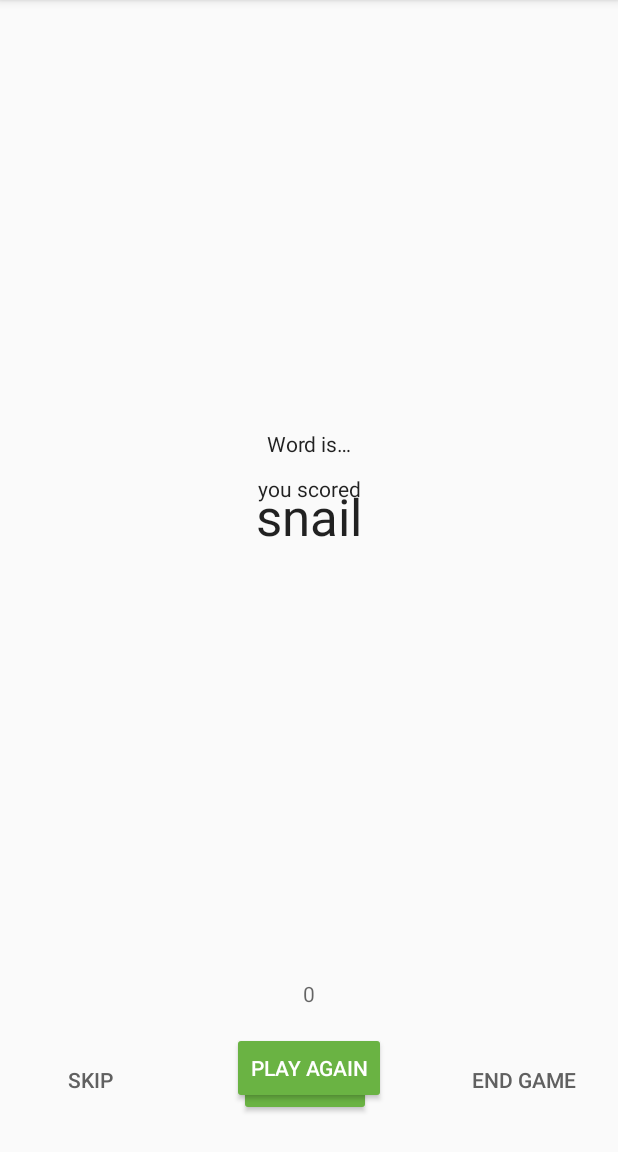
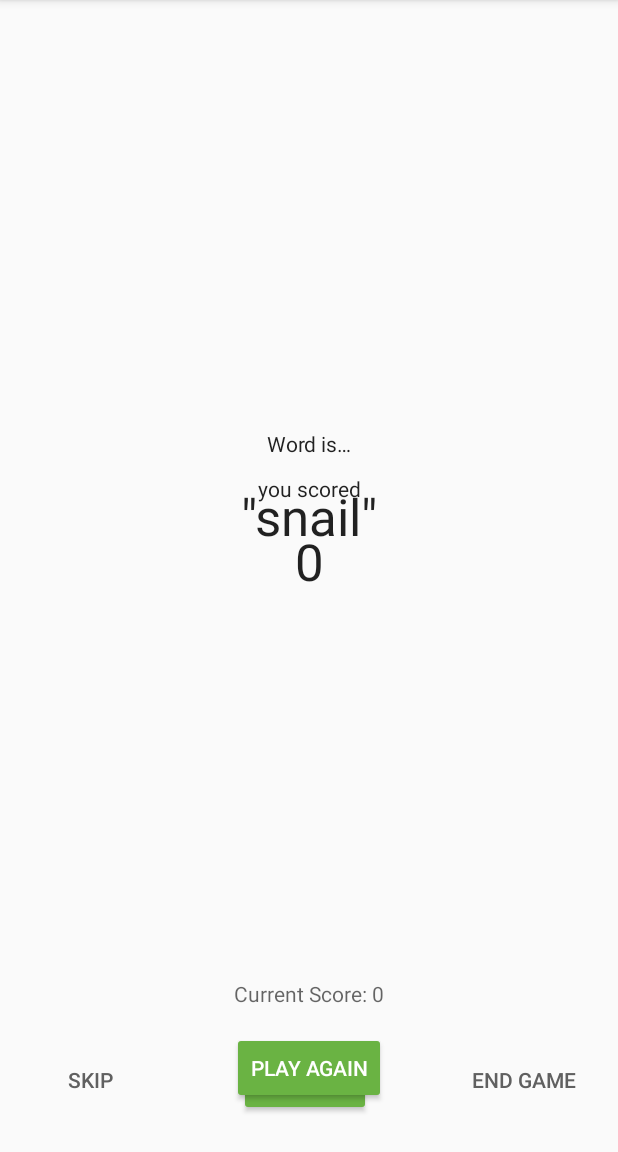
Before and after one commit to KrystofMacek/GuessTheWord, an Android app: the fragment ScoreFragment placed in its activity, on a phone screen of 412 x 824 dp, the part 84-1236 px from its top. Run offline under Robolectric (Android 15) with nearby library versions, the phone set to English and light mode, and no system bars; our stand-ins replace data binding; 5 statements that could not run were skipped.

Commit message:
Added ViewModel and LiveData data binding using <data> in xml to display in UI Added Timer and Transformation for LiveData

```diff
--- a/app/src/main/java/com/krystofmacek/guesstheword/screens/game/GameFragment.kt
+++ b/app/src/main/java/com/krystofmacek/guesstheword/screens/game/GameFragment.kt
@@ -39,36 +39,27 @@ class GameFragment : Fragment() {
         viewModel = ViewModelProvider(this).get(GameViewModel::class.java)
 
         // Attach Observers to LiveData
+        /*
             viewModel.score.observe(viewLifecycleOwner, Observer { newScore ->
                 binding.scoreText.text = newScore.toString()
             })
             viewModel.word.observe(viewLifecycleOwner, Observer { newWord ->
                 binding.wordText.text = newWord
-        })
+            })*/
             viewModel.eventGameFinished.observe(viewLifecycleOwner, Observer { hasFinished ->
                 if(hasFinished)     gameFinished()
             })
 
-        // Setup click Listeners
-        binding.correctButton.setOnClickListener { onCorrect() }
-        binding.skipButton.setOnClickListener { onSkip() }
-        binding.endGameButton.setOnClickListener { onEndGame() }
+
+
+        //data binding viewModel
+        binding.gameViewModel = viewModel
+        //LiveData data binding / Replacing the Attached Observers
+        binding.lifecycleOwner = viewLifecycleOwner
+
 
         Log.i("GameFragment", "GameFragment Created")
         return binding.root
-
-    }
-
-    private fun onSkip() {
-        viewModel.onSkip()
-    }
-
-    private fun onCorrect() {
-        viewModel.onCorrect()
-    }
-
-    private fun onEndGame() {
-        gameFinished()
     }
 
     private fun gameFinished() {
--- a/app/src/main/java/com/krystofmacek/guesstheword/screens/game/GameViewModel.kt
+++ b/app/src/main/java/com/krystofmacek/guesstheword/screens/game/GameViewModel.kt
@@ -1,11 +1,25 @@
 package com.krystofmacek.guesstheword.screens.game
 
+import android.os.CountDownTimer
+import android.text.format.DateUtils
 import android.util.Log
 import androidx.lifecycle.LiveData
 import androidx.lifecycle.MutableLiveData
+import androidx.lifecycle.Transformations
 import androidx.lifecycle.ViewModel
 
 class GameViewModel: ViewModel() {
+
+    companion object {
+        // Time when the game is over
+        private const val DONE = 0L
+
+        // Countdown time interval
+        private const val ONE_SECOND = 1000L
+
+        // Total time for the game
+        private const val COUNTDOWN_TIME = 60000L
+    }
 
     // Mutable "word" data, to work within class
     private var _word = MutableLiveData<String>()
@@ -25,6 +39,17 @@ class GameViewModel: ViewModel() {
     val eventGameFinished: LiveData<Boolean>
         get() = _eventGameFinished
 
+    // Mutable "timer" data
+    private var _currentTime = MutableLiveData<Long>()
+    // Backing property
+    val currentTime: LiveData<Long>
+        get() = _currentTime
+
+    val currentTimeString = Transformations.map(currentTime) { time ->
+        DateUtils.formatElapsedTime(time)
+    }
+
+    private val timer: CountDownTimer
 
     // The list of words - the front of the list is the next word to guess
     private lateinit var wordList: MutableList<String>
@@ -35,6 +60,19 @@ class GameViewModel: ViewModel() {
         // Initialize LiveData
         _word.value = ""
         _score.value = 0
+
+        // init timer
+        timer = object : CountDownTimer(COUNTDOWN_TIME, ONE_SECOND) {
+            override fun onFinish() {
+                _currentTime.value = DONE
+                onGameFinished()
+            }
+
+            override fun onTick(millisUntilFinished: Long) {
+                _currentTime.value = millisUntilFinished/ ONE_SECOND
+            }
+        }
+        timer.start()
 
         resetList()
         nextWord()
@@ -73,7 +111,7 @@ class GameViewModel: ViewModel() {
             //Select and remove a word from the list
             _word.value = wordList.removeAt(0)
         } else {
-            onGameFinished()
+            resetList()
         }
     }
 
@@ -88,10 +126,16 @@ class GameViewModel: ViewModel() {
     }
 
     // Trigger the game finished event
-    private fun onGameFinished() {
+    fun onGameFinished() {
         _eventGameFinished.value = true
     }
     fun onGameFinishedComplete() {
         _eventGameFinished.value = false
     }
+
+    override fun onCleared() {
+        super.onCleared()
+        timer.cancel()
+    }
+
 }
--- a/app/src/main/java/com/krystofmacek/guesstheword/screens/score/ScoreFragment.kt
+++ b/app/src/main/java/com/krystofmacek/guesstheword/screens/score/ScoreFragment.kt
@@ -37,9 +37,13 @@ class ScoreFragment : Fragment() {
         viewModel = ViewModelProvider(this, viewModelFactory).get(ScoreViewModel::class.java)
 
         // Attach Observers to live data
+        /*
         viewModel.score.observe(viewLifecycleOwner, Observer { newScore ->
             binding.scoreText.text = newScore.toString()
         })
+
+         */
+
         viewModel.eventPlayAgain.observe(viewLifecycleOwner, Observer { playAgain ->
             if(playAgain) {
                 findNavController().navigate(ScoreFragmentDirections.actionScoreFragmentToGameFragment())
@@ -47,8 +51,11 @@ class ScoreFragment : Fragment() {
             }
         })
 
+        // viewModel Databinding
+        binding.scoreViewModel = viewModel
 
-        binding.playAgainButton.setOnClickListener { viewModel.onPlayAgain() }
+        // LiveData data binding
+        binding.lifecycleOwner = viewLifecycleOwner
 
         return binding.root
     }
--- a/app/src/main/res/layout/fragment_game.xml
+++ b/app/src/main/res/layout/fragment_game.xml
@@ -4,7 +4,11 @@
     xmlns:app="http://schemas.android.com/apk/res-auto"
     xmlns:tools="http://schemas.android.com/tools">
 
-    <data></data>
+    <data>
+        <variable
+            name="gameViewModel"
+            type="com.krystofmacek.guesstheword.screens.game.GameViewModel" />
+    </data>
 
     <androidx.constraintlayout.widget.ConstraintLayout
         android:id="@+id/game_layout"
@@ -46,7 +50,8 @@
             app:layout_constraintStart_toStartOf="parent"
             app:layout_constraintTop_toBottomOf="@+id/word_is_text"
             app:layout_constraintVertical_chainStyle="packed"
-            tools:text="&quot;Panda&quot;" />
+            android:text="@{@string/quote_format(gameViewModel.word)}"
+            />
 
         <TextView
             android:id="@+id/timer_text"
@@ -62,6 +67,7 @@
             app:layout_constraintBottom_toTopOf="@+id/score_text"
             app:layout_constraintEnd_toEndOf="parent"
             app:layout_constraintStart_toStartOf="parent"
+            android:text="@{gameViewModel.currentTimeString}"
             tools:text="0:00" />
 
         <TextView
@@ -77,7 +83,7 @@
             app:layout_constraintBottom_toTopOf="@+id/guideline"
             app:layout_constraintEnd_toEndOf="parent"
             app:layout_constraintStart_toStartOf="parent"
-            tools:text="Score: 2" />
+            android:text="@{@string/score_format(gameViewModel.score)}" />
 
         <Button
             android:id="@+id/skip_button"
@@ -90,7 +96,9 @@
             app:layout_constraintHorizontal_chainStyle="spread_inside"
             app:layout_constraintStart_toStartOf="parent"
             app:layout_constraintTop_toTopOf="@+id/guideline"
-            android:layout_marginLeft="16dp" />
+            android:layout_marginLeft="16dp"
+            android:onClick="@{() -> gameViewModel.onSkip()}"
+            />
 
         <androidx.constraintlayout.widget.Guideline
             android:id="@+id/guideline"
@@ -110,7 +118,8 @@
             app:layout_constraintBottom_toBottomOf="parent"
             app:layout_constraintEnd_toStartOf="@+id/end_game_button"
             app:layout_constraintStart_toEndOf="@+id/skip_button"
-            app:layout_constraintTop_toTopOf="@+id/guideline" />
+            app:layout_constraintTop_toTopOf="@+id/guideline"
+            android:onClick="@{() -> gameViewModel.onCorrect()}"/>
 
         <Button
             android:id="@+id/end_game_button"
@@ -122,7 +131,8 @@
             app:layout_constraintBottom_toBottomOf="parent"
             app:layout_constraintEnd_toEndOf="parent"
             app:layout_constraintTop_toTopOf="@+id/guideline"
-            android:layout_marginRight="16dp" />
+            android:layout_marginRight="16dp"
+            android:onClick="@{() -> gameViewModel.onGameFinished()}"/>
 
     </androidx.constraintlayout.widget.ConstraintLayout>
 
--- a/app/src/main/res/layout/fragment_score.xml
+++ b/app/src/main/res/layout/fragment_score.xml
@@ -3,6 +3,12 @@
 <layout xmlns:android="http://schemas.android.com/apk/res/android"
     xmlns:app="http://schemas.android.com/apk/res-auto"
     xmlns:tools="http://schemas.android.com/tools">
+
+    <data>
+        <variable
+            name="scoreViewModel"
+            type="com.krystofmacek.guesstheword.screens.score.ScoreViewModel" />
+    </data>
 
     <androidx.constraintlayout.widget.ConstraintLayout
         android:id="@+id/score_layout"
@@ -43,6 +49,7 @@
             app:layout_constraintStart_toStartOf="parent"
             app:layout_constraintTop_toBottomOf="@+id/you_scored_text"
             app:layout_constraintVertical_chainStyle="packed"
+            android:text="@{String.valueOf(scoreViewModel.score)}"
             tools:text="40" />
 
         <Button
@@ -55,7 +62,8 @@
             android:visibility="visible"
             app:layout_constraintBottom_toBottomOf="parent"
             app:layout_constraintEnd_toEndOf="parent"
-            app:layout_constraintStart_toStartOf="parent" />
+            app:layout_constraintStart_toStartOf="parent"
+            android:onClick="@{() -> scoreViewModel.onPlayAgain()}"/>
 
     </androidx.constraintlayout.widget.ConstraintLayout>
 </layout>
--- a/app/src/main/res/values/strings.xml
+++ b/app/src/main/res/values/strings.xml
@@ -11,4 +11,8 @@
     <string name="get_ready">get ready</string>
     <string name="title_text">Guess the word</string>
     <string name="play_button">play</string>
+
+
+    <string name="quote_format">\"%s\"</string>
+    <string name="score_format">Current Score: %d</string>
 </resources>
```
Lines whose indentation alone changed are shown as unchanged.
